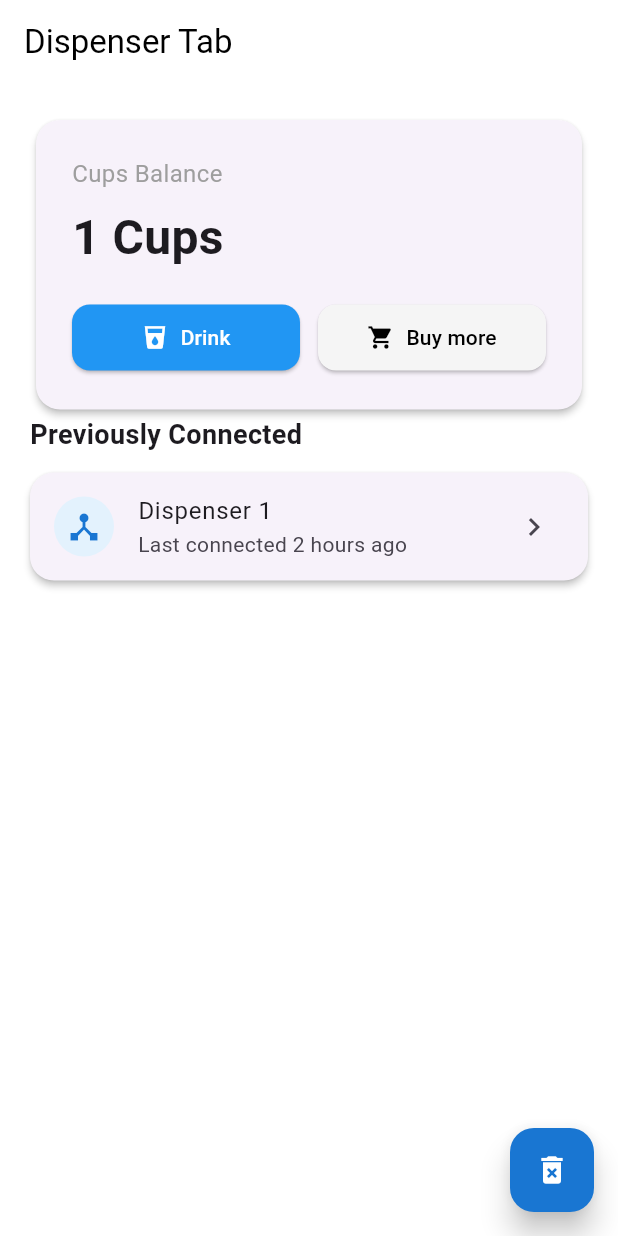
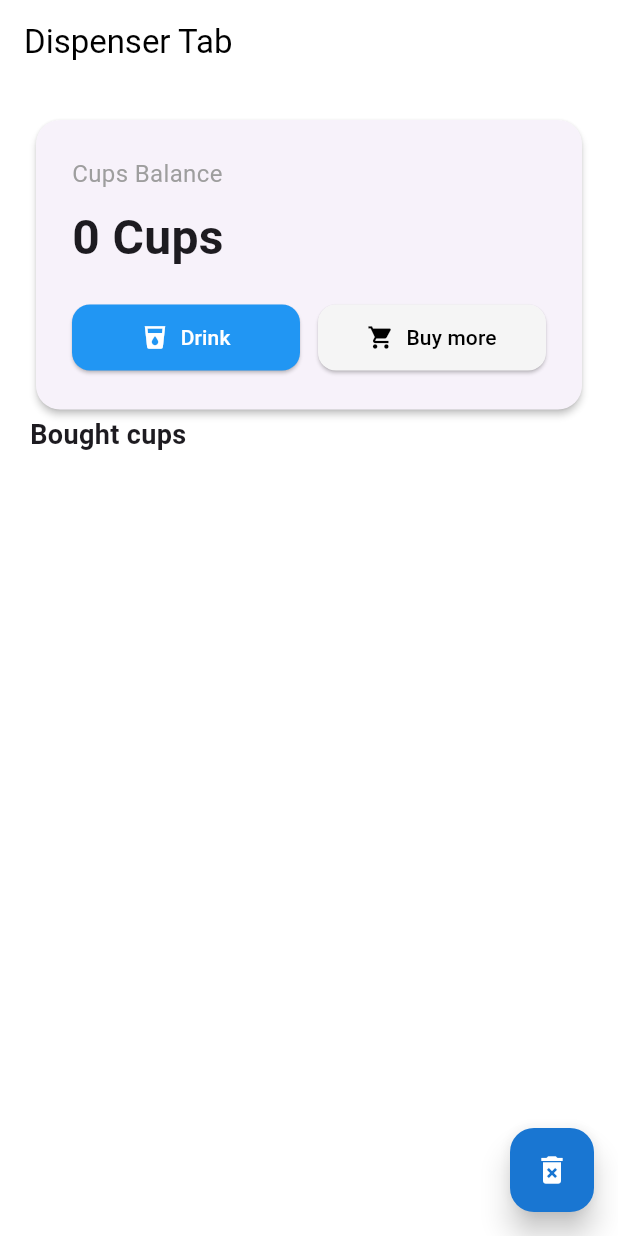
Before and after one commit to AiandioIfidon/Sui_App, a Flutter app: the DispenseScreen screen opened by its route, after a tap on "Buy more", on a phone screen of 412 x 824 dp. Run offline on Flutter 3.47's test engine with Material 3 defaults, Android fonts, the phone set to English and light mode, and no system bars; our stand-ins replace flutter_dotenv, flutter_secure_storage, go_router, local_auth, permission_handler; missing offline and left inert: flutter_reactive_ble, sui; accounts and stored records are empty.

Commit message:
added more robust cups storage and commented out unused variables

```diff
--- a/lib/screens/dispenser/ble_chat_screen.dart
+++ b/lib/screens/dispenser/ble_chat_screen.dart
@@ -17,11 +17,11 @@ class _BleChatPageState extends State<BleChatPage> {
   final _appMessageController = StreamController<String>.broadcast();
   Stream<String> get _appMessageStream => _appMessageController.stream;
 
-  bool _isScanning = false;
+  // bool _isScanning = false;
   bool _isConnected = false;
 
   //only adding timer for test
-  Timer? _timer;
+  // Timer? _timer;
 
   @override // overriding inherited method so I can properly initialize Streams and controllers
   void initState() {
@@ -40,7 +40,7 @@ class _BleChatPageState extends State<BleChatPage> {
     // listener for the scanning and connection status. Scanning status is not very necesssary but could be used later
     bleService.isScanning.listen((status) {
       setState(() {
-        _isScanning = status;
+        // _isScanning = status;
       });
     });
     bleService.isConnected.listen((status) {
@@ -50,9 +50,11 @@ class _BleChatPageState extends State<BleChatPage> {
     });
 
     //only adding this timer for tests
-    _timer = Timer.periodic(const Duration(seconds: 1), (timer) {
-      sendToBle("Test message");
-    });
+    // _timer = Timer.periodic(const Duration(seconds: 1), (timer) {
+    //   sendToBle("Test message");
+    // });
+
+    sendToBle("App message");
   }
 
   // void _sendMessage() async {
--- a/lib/screens/dispenser/dispense_screen.dart
+++ b/lib/screens/dispenser/dispense_screen.dart
@@ -11,6 +11,8 @@ class DispenseScreen extends StatefulWidget{
 
 class _Dispence extends State<DispenseScreen> {
   int _balance = 0;
+
+  List<String> _cups = [];
 
   @override
   void initState() {
@@ -26,11 +28,10 @@ class _Dispence extends State<DispenseScreen> {
     });
   }
 
-  Future<void> increment() async {
-    await WalletStorage.incrementBalance();
-    int balance = await WalletStorage.getBalance();
+  Future<void> loadDigests() async {
+    final cups = await WalletStorage.loadCups();
     setState(() {
-      _balance = balance;
+      _cups = cups;
     });
   }
 
@@ -89,7 +90,7 @@ class _Dispence extends State<DispenseScreen> {
                         const SizedBox(width: 12),
                         Expanded(
                           child: ElevatedButton.icon(
-                            onPressed: increment,
+                            onPressed: () {},
                             icon: const Icon(Icons.shopping_cart),
                             label: const Text('Buy more'),
                             style: ElevatedButton.styleFrom(
@@ -106,7 +107,7 @@ class _Dispence extends State<DispenseScreen> {
             ),
             // Connected Devices
             const Text(
-              'Previously Connected',
+              'Bought cups',
               style: TextStyle(
                 fontSize: 18,
                 fontWeight: FontWeight.w600,
@@ -116,7 +117,7 @@ class _Dispence extends State<DispenseScreen> {
 
             Expanded(
               child: ListView.builder(
-                itemCount: 1,
+                itemCount: _cups.length,
                 itemBuilder: (context, index) {
                   return Card(
                     margin: const EdgeInsets.only(bottom: 8),
@@ -124,13 +125,13 @@ class _Dispence extends State<DispenseScreen> {
                       leading: CircleAvatar(
                         backgroundColor: Colors.blue[50],
                         child: Icon(
-                          Icons.device_hub,
+                          Icons.local_drink,
                           color: Colors.blue[700],
                         ),
                       ),
-                      title: Text('Dispenser ${index + 1}'),
-                      subtitle: const Text('Last connected 2 hours ago'),
-                      trailing: const Icon(Icons.chevron_right),
+                      title: Text('Cup ${index + 1}'),
+                      subtitle: Text('Digest: ${_cups[index].substring(0, 7)}...'),
+                      trailing: Icon(Icons.chevron_right),
                       onTap: () {},
                     ),
                   );
--- a/lib/screens/wallet/dashboard_screen.dart
+++ b/lib/screens/wallet/dashboard_screen.dart
@@ -31,7 +31,7 @@ class _Dashboard extends State<DashboardScreen> {
     if (account.isNotEmpty) {
       setState(() {
         _loggedIn = true;
-      });;
+      });
     }
   }
 
--- a/lib/services/ble_service.dart
+++ b/lib/services/ble_service.dart
@@ -21,7 +21,7 @@ class BleService {
   final Uuid _serviceUuid = Uuid.parse(dotenv.env['SERVICE_UUID'] ?? '');
   final Uuid _charUuid = Uuid.parse(dotenv.env['CHARACTERISTIC_UUID'] ?? '');
 
-  DiscoveredDevice? _device;
+  // DiscoveredDevice? _device;
   QualifiedCharacteristic? _chatChar;
 
   final _scanController = StreamController<bool>.broadcast();
--- a/lib/services/cups_wallet_service.dart
+++ b/lib/services/cups_wallet_service.dart
@@ -1,3 +1,5 @@
+import 'package:flutter/material.dart';
+
 import '../providers/secure_storage_provider.dart';
 
 class WalletStorage {
@@ -8,14 +10,38 @@ class WalletStorage {
     return balance;
   }
 
-  static Future<void> incrementBalance() async {
-    final String? balance = await storage.read(key: 'Cups_Balance');
-    int value = int.tryParse(balance ?? '0') ?? 0;
-    value++;
-    await storage.write(key: 'Cups_Balance', value: '$value');
+  static Future<void> clearWallet() async {
+    int balance = await getBalance();
+    for(int i = 0; i < balance; i++) { // if balnace is 0 the code in the forloop won't even execute
+      await storage.delete(key: 'Cup_Digest_$i'); // delete Cup digests as they are stored starting from 0, 1, ...
+    }
+    await storage.delete(key: 'Cups_Balance'); // deletes anything stored with shared_preferences.
   }
 
-  static Future<void> clearWallet() async {
-    await storage.delete(key: 'Cups_Balance'); // deletes anything stored with shared_preferences.
+  static Future<bool> storeFromTransaction(String digest) async {
+    int balance = await getBalance();
+    try {
+      await storage.write(key: 'Cup_Digest_${balance - 1}', value: digest);
+    } catch (e) {
+      debugPrint('Failed to store using digest\n $e');
+      return false;
+    }
+    balance++;
+    await storage.write(key: 'Cups_Balance', value: balance.toString());
+    return true;
+  }
+
+  static Future<List<String>> loadCups() async {
+    int balance = await getBalance();
+    List<String> cups = [];
+    for(int i = 0; i < balance; i++){
+      String cup = await storage.read(key: 'Cup_Digest_$i') ?? '';
+      if(cup.isEmpty){
+        debugPrint('There is something wrong with the way you cups are stored');
+        break;
+      }
+      cups.add(cup);
+    }
+    return cups;
   }
 }
--- a/lib/services/sui_credential_service.dart
+++ b/lib/services/sui_credential_service.dart
@@ -15,7 +15,6 @@ class SuiCredentialService {
   static Future<void> saveWallet(String address, String privateKey) async {
     await storage.write(key: 'sui_address', value: address);
     await storage.write(key: 'sui_private_key', value: privateKey);
-    Future.delayed(Duration(seconds: 3));
   }
 
   static Future<void> deleteAccount() async {
```
